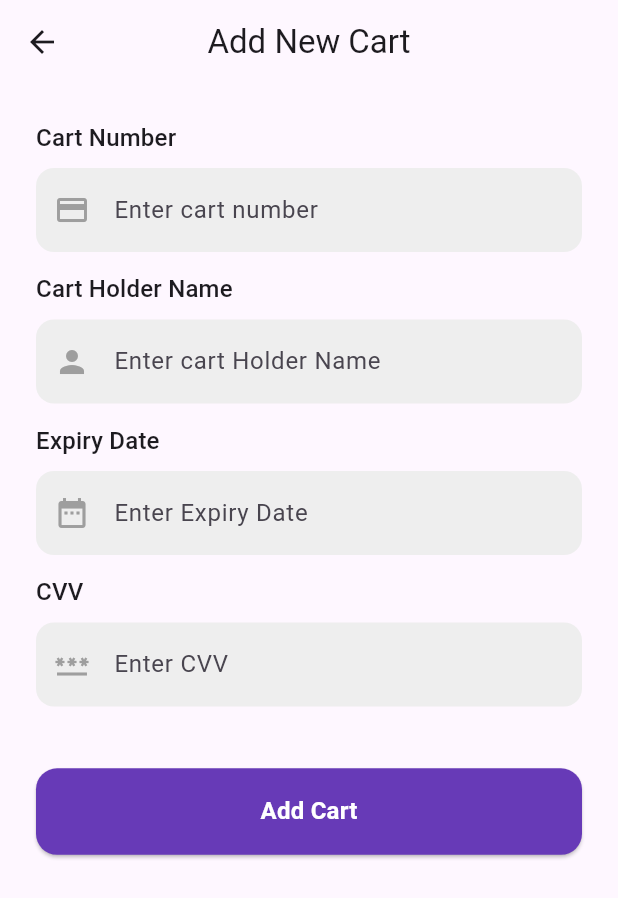
After one commit to lbarsidati22/shop_online, a Flutter app: the CheckoutPage screen opened by its route, after a tap on "Add Shopping Address", on a phone screen of 412 x 824 dp. The commit adds this screen. Shown: the top 898 px of the screen. Run offline on Flutter 3.47's test engine with Material 3 defaults, Android fonts, the phone set to English and light mode, and no system bars; our stand-ins replace cached_network_image, flutter_bloc, flutter_carousel_widget, flutter_dash, persistent_bottom_nav_bar; network calls fail.

Commit message:
payment mothod 20% done

```diff
--- /dev/null
+++ b/lib/models/payment_cart_model.dart
@@ -0,0 +1,17 @@
+class PaymentCartModel {
+  final String id;
+  final String cardNumber;
+  final String cardHolderName;
+  final String expiryDate;
+  final String cvv;
+
+  PaymentCartModel({
+    required this.id,
+    required this.cardNumber,
+    required this.cardHolderName,
+    required this.expiryDate,
+    required this.cvv,
+  });
+}
+
+List<PaymentCartModel> dummyPaymentCard = [];
--- a/lib/utils/app_colors.dart
+++ b/lib/utils/app_colors.dart
@@ -10,6 +10,7 @@ class AppColors {
   static const Color orangn = Colors.deepOrange;
   static const Color blue = Colors.blue;
   static const Color white = Colors.white;
+  static const Color red = Colors.red;
   static const Color black = Colors.black;
   static const Color yellow = Colors.yellow;
   static const Color amber = Colors.amber;
--- a/lib/utils/app_router.dart
+++ b/lib/utils/app_router.dart
@@ -1,7 +1,9 @@
 import 'package:flutter/material.dart';
 import 'package:flutter_bloc/flutter_bloc.dart';
 import 'package:shop_online/utils/app_routes.dart';
+import 'package:shop_online/view_models/add_new_card_cubit/add_new_card_cubit.dart';
 import 'package:shop_online/view_models/prudact_details_cubit/prudact_details_cubit.dart';
+import 'package:shop_online/views/pages/add_new_cart_page.dart';
 import 'package:shop_online/views/pages/checkout_page.dart';
 import 'package:shop_online/views/pages/custtom_bottom_navBar.dart';
 import 'package:shop_online/views/pages/prudact_details_page.dart';
@@ -17,6 +19,14 @@ class AppRouter {
       case AppRoutes.checkoutRour:
         return MaterialPageRoute(
           builder: (_) => CheckoutPage(),
+          settings: settings,
+        );
+      case AppRoutes.addNewCartRoute:
+        return MaterialPageRoute(
+          builder: (_) => BlocProvider(
+            create: (context) => AddNewCardCubit(),
+            child: AddNewCartPage(),
+          ),
           settings: settings,
         );
       case AppRoutes.prudactaDetailsRoute:
--- a/lib/utils/app_routes.dart
+++ b/lib/utils/app_routes.dart
@@ -2,4 +2,5 @@ class AppRoutes {
   static const String homeRoute = '/';
   static const String prudactaDetailsRoute = '/Prudact-details';
   static const String checkoutRour = '/checkout';
+  static const String addNewCartRoute = '/add-new-cart';
 }
--- /dev/null
+++ b/lib/view_models/add_new_card_cubit/add_new_card_cubit.dart
@@ -0,0 +1,30 @@
+import 'package:flutter_bloc/flutter_bloc.dart';
+import 'package:shop_online/models/add_to_cart_model.dart';
+import 'package:shop_online/models/payment_cart_model.dart';
+
+part 'add_new_card_state.dart';
+
+class AddNewCardCubit extends Cubit<AddNewCardState> {
+  AddNewCardCubit() : super(AddNewCardInitial());
+
+  void addNewCard(
+    String cardNumber,
+    String holderName,
+    String expiryDate,
+    String cvv,
+  ) {
+    emit(AddNewCardLeading());
+    final newCart = PaymentCartModel(
+      id: DateTime.now().toIso8601String(),
+      cardNumber: cardNumber,
+      cardHolderName: holderName,
+      expiryDate: expiryDate,
+      cvv: cvv,
+    );
+    //add new card logic
+    Future.delayed(Duration(seconds: 2), () {
+      dummyPaymentCard.add(newCart);
+      emit(AddNewCardLoaded());
+    });
+  }
+}
--- /dev/null
+++ b/lib/view_models/add_new_card_cubit/add_new_card_state.dart
@@ -0,0 +1,17 @@
+part of 'add_new_card_cubit.dart';
+
+sealed class AddNewCardState {}
+
+final class AddNewCardInitial extends AddNewCardState {}
+
+final class AddNewCardLeading extends AddNewCardState {}
+
+final class AddNewCardLoaded extends AddNewCardState {
+  //final List<PaymentCartModel> addNewCards;
+}
+
+final class AddNewCardError extends AddNewCardState {
+  final String message;
+
+  AddNewCardError({required this.message});
+}
--- a/lib/view_models/checkout_cubit/checkout_cubit.dart
+++ b/lib/view_models/checkout_cubit/checkout_cubit.dart
@@ -1,6 +1,7 @@
 import 'package:flutter/material.dart';
 import 'package:flutter_bloc/flutter_bloc.dart';
 import 'package:shop_online/models/add_to_cart_model.dart';
+import 'package:shop_online/models/payment_cart_model.dart';
 
 part 'checkout_state.dart';
 
@@ -19,7 +20,10 @@ class CheckoutCubit extends Cubit<CheckoutState> {
       0,
       (previuseValue, element) => previuseValue + element.quantity,
     );
+    final PaymentCartModel? chosenPaymentCards =
+        dummyPaymentCard.isNotEmpty ? dummyPaymentCard.first : null;
     emit(CheckoutLoaded(
+      chosenPaymentCards: chosenPaymentCards,
       cartItems: cartItems,
       totalAmount: subtotla + 10,
       numOfPrudacts: numOfPrudacts,
--- a/lib/view_models/checkout_cubit/checkout_state.dart
+++ b/lib/view_models/checkout_cubit/checkout_state.dart
@@ -18,8 +18,10 @@ final class CheckoutLoaded extends CheckoutState {
   final List<AddToCartModel> cartItems;
   final double totalAmount;
   final int numOfPrudacts;
+  final PaymentCartModel? chosenPaymentCards;
 
   CheckoutLoaded({
+    this.chosenPaymentCards,
     required this.cartItems,
     required this.totalAmount,
     required this.numOfPrudacts,
--- /dev/null
+++ b/lib/views/pages/add_new_cart_page.dart
@@ -0,0 +1,148 @@
+import 'package:flutter/material.dart';
+import 'package:flutter_bloc/flutter_bloc.dart';
+import 'package:shop_online/utils/app_colors.dart';
+import 'package:shop_online/view_models/add_new_card_cubit/add_new_card_cubit.dart';
+import 'package:shop_online/views/widgets/label_with_text_feild_new_cart.dart';
+
+class AddNewCartPage extends StatefulWidget {
+  const AddNewCartPage({super.key});
+
+  @override
+  State<AddNewCartPage> createState() => _AddNewCartPageState();
+}
+
+class _AddNewCartPageState extends State<AddNewCartPage> {
+  final TextEditingController _cartNumberController = TextEditingController();
+  final TextEditingController _cartHolderNameController =
+      TextEditingController();
+  final TextEditingController _expiryDataController = TextEditingController();
+  final TextEditingController _cvvController = TextEditingController();
+  final _formKey = GlobalKey<FormState>();
+  @override
+  Widget build(BuildContext context) {
+    final cubit = BlocProvider.of<AddNewCardCubit>(context);
+    final size = MediaQuery.of(context).size;
+    return Scaffold(
+      appBar: AppBar(
+        centerTitle: true,
+        title: Text('Add New Cart'),
+      ),
+      body: SafeArea(
+        child: Padding(
+          padding: const EdgeInsets.all(24),
+          child: Form(
+            key: _formKey,
+            child: SingleChildScrollView(
+              child: Column(
+                crossAxisAlignment: CrossAxisAlignment.start,
+                children: [
+                  LabelWithTextFeildNewCart(
+                    label: 'Cart Number',
+                    hintText: 'Enter cart number',
+                    icon: Icons.credit_card,
+                    controller: _cartNumberController,
+                  ),
+                  SizedBox(
+                    height: 13,
+                  ),
+                  LabelWithTextFeildNewCart(
+                    label: 'Cart Holder Name',
+                    hintText: 'Enter cart Holder Name',
+                    icon: Icons.person,
+                    controller: _cartHolderNameController,
+                  ),
+                  SizedBox(
+                    height: 13,
+                  ),
+                  LabelWithTextFeildNewCart(
+                    label: 'Expiry Date',
+                    hintText: 'Enter Expiry Date',
+                    icon: Icons.date_range,
+                    controller: _expiryDataController,
+                  ),
+                  SizedBox(
+                    height: 13,
+                  ),
+                  LabelWithTextFeildNewCart(
+                    label: 'CVV',
+                    hintText: 'Enter CVV',
+                    icon: Icons.password,
+                    controller: _cvvController,
+                  ),
+                  SizedBox(
+                    height: size.height * 0.05,
+                  ),
+                  SizedBox(
+                    width: double.infinity,
+                    height: size.height * 0.07,
+                    child: BlocConsumer<AddNewCardCubit, AddNewCardState>(
+                      listenWhen: (previous, current) =>
+                          current is AddNewCardLoaded ||
+                          current is AddNewCardError ||
+                          current is AddNewCardLeading,
+                      listener: (context, state) {
+                        if (state is AddNewCardLoaded) {
+                          Navigator.pop(context);
+                        } else if (state is AddNewCardError) {
+                          ScaffoldMessenger.of(context).showSnackBar(
+                              SnackBar(content: Text(state.message)));
+                        }
+                      },
+                      buildWhen: (previous, current) =>
+                          current is AddNewCardLoaded ||
+                          current is AddNewCardError,
+                      bloc: cubit,
+                      builder: (context, state) {
+                        if (state is AddNewCardLeading) {
+                          return ElevatedButton(
+                            style: ElevatedButton.styleFrom(
+                              backgroundColor: AppColors.prymaryColor,
+                              foregroundColor: AppColors.white,
+                              shape: RoundedRectangleBorder(
+                                borderRadius: BorderRadius.circular(14),
+                              ),
+                            ),
+                            onPressed: null,
+                            child: CircularProgressIndicator.adaptive(),
+                          );
+                        }
+                        return ElevatedButton(
+                          style: ElevatedButton.styleFrom(
+                            backgroundColor: AppColors.prymaryColor,
+                            shape: RoundedRectangleBorder(
+                              borderRadius: BorderRadius.circular(14),
+                            ),
+                          ),
+                          onPressed: () {
+                            if (_formKey.currentState!.validate()) {
+                              cubit.addNewCard(
+                                _cartNumberController.text,
+                                _cartHolderNameController.text,
+                                _expiryDataController.text,
+                                _cvvController.text,
+                              );
+                            }
+                          },
+                          child: Text(
+                            'Add Cart',
+                            style: Theme.of(context)
+                                .textTheme
+                                .titleMedium!
+                                .copyWith(
+                                  color: AppColors.white,
+                                  fontWeight: FontWeight.w600,
+                                ),
+                          ),
+                        );
+                      },
+                    ),
+                  ),
+                ],
+              ),
+            ),
+          ),
+        ),
+      ),
+    );
+  }
+}
--- a/lib/views/pages/checkout_page.dart
+++ b/lib/views/pages/checkout_page.dart
@@ -1,13 +1,27 @@
 import 'package:cached_network_image/cached_network_image.dart';
 import 'package:flutter/material.dart';
 import 'package:flutter_bloc/flutter_bloc.dart';
+import 'package:shop_online/models/payment_cart_model.dart';
 import 'package:shop_online/utils/app_colors.dart';
 import 'package:shop_online/view_models/checkout_cubit/checkout_cubit.dart';
 import 'package:shop_online/views/pages/empty_shopping_peyment.dart';
 import 'package:shop_online/views/widgets/checkout_headlins_item.dart';
+import 'package:shop_online/views/widgets/payment_method_item.dart';
 
 class CheckoutPage extends StatelessWidget {
   const CheckoutPage({super.key});
+  Widget buildPaymentMethod(PaymentCartModel? chosenCard) {
+    if (chosenCard != null) {
+      return PaymentMethodItem(
+        paymentCart: chosenCard,
+        onItemTap: () {},
+      );
+    } else {
+      return EmptyShoppingPeyment(
+        title: 'Add Payment Method',
+      );
+    }
+  }
 
   @override
   Widget build(BuildContext context) {
@@ -41,6 +55,7 @@ class CheckoutPage extends StatelessWidget {
                 );
               } else if (state is CheckoutLoaded) {
                 final cartItems = state.cartItems;
+                final chosenPaymentCards = state.chosenPaymentCards;
                 return SafeArea(
                   child: SingleChildScrollView(
                     child: Padding(
@@ -150,9 +165,7 @@ class CheckoutPage extends StatelessWidget {
                             title: 'Payment Method',
                           ),
                           SizedBox(height: 14),
-                          EmptyShoppingPeyment(
-                            title: 'Add Payment Method',
-                          ),
+                          buildPaymentMethod(chosenPaymentCards),
                           SizedBox(height: 14),
                           Divider(
                             color: AppColors.grey,
--- a/lib/views/pages/empty_shopping_peyment.dart
+++ b/lib/views/pages/empty_shopping_peyment.dart
@@ -1,5 +1,8 @@
 import 'package:flutter/material.dart';
+import 'package:flutter_bloc/flutter_bloc.dart';
 import 'package:shop_online/utils/app_colors.dart';
+import 'package:shop_online/utils/app_routes.dart';
+import 'package:shop_online/view_models/checkout_cubit/checkout_cubit.dart';
 
 class EmptyShoppingPeyment extends StatelessWidget {
   final String title;
@@ -7,7 +10,14 @@ class EmptyShoppingPeyment extends StatelessWidget {
 
   @override
   Widget build(BuildContext context) {
-    return Container(
+    final checkouCubit = BlocProvider.of<CheckoutCubit>(context);
+    return InkWell(
+      onTap: () {
+        Navigator.of(context, rootNavigator: true)
+            .pushNamed(AppRoutes.addNewCartRoute)
+            .then((value) => checkouCubit.getCartItems());
+      },
+      child: Container(
         width: double.infinity,
         decoration: BoxDecoration(
           color: AppColors.grey2,
@@ -25,6 +35,7 @@ class EmptyShoppingPeyment extends StatelessWidget {
             ],
           ),
         ),
+      ),
     );
   }
 }
--- /dev/null
+++ b/lib/views/widgets/label_with_text_feild_new_cart.dart
@@ -0,0 +1,60 @@
+import 'package:flutter/material.dart';
+
+import 'package:shop_online/utils/app_colors.dart';
+
+class LabelWithTextFeildNewCart extends StatefulWidget {
+  final String label;
+  final String hintText;
+  final IconData icon;
+  final TextEditingController controller;
+  const LabelWithTextFeildNewCart({
+    super.key,
+    required this.label,
+    required this.hintText,
+    required this.icon,
+    required this.controller,
+  });
+
+  @override
+  State<LabelWithTextFeildNewCart> createState() =>
+      _LabelWithTextFeildNewCartState();
+}
+
+class _LabelWithTextFeildNewCartState extends State<LabelWithTextFeildNewCart> {
+  @override
+  Widget build(BuildContext context) {
+    return Column(
+      crossAxisAlignment: CrossAxisAlignment.start,
+      children: [
+        Text(
+          widget.label,
+          style: Theme.of(context).textTheme.titleMedium,
+        ),
+        SizedBox(height: 8),
+        TextFormField(
+          validator: (value) => value == null || value.isEmpty
+              ? '${widget.label} Cannot Be Empty'
+              : null,
+          controller: widget.controller,
+          decoration: InputDecoration(
+            prefixIcon: Icon(
+              widget.icon,
+              color: AppColors.grey,
+            ),
+            hintText: widget.hintText,
+            fillColor: AppColors.grey2,
+            errorBorder: OutlineInputBorder(
+              borderRadius: BorderRadius.circular(12),
+              borderSide: BorderSide(color: AppColors.red),
+            ),
+            filled: true,
+            border: OutlineInputBorder(
+              borderRadius: BorderRadius.circular(12),
+              borderSide: BorderSide.none,
+            ),
+          ),
+        ),
+      ],
+    );
+  }
+}
--- /dev/null
+++ b/lib/views/widgets/payment_method_item.dart
@@ -0,0 +1,41 @@
+import 'package:cached_network_image/cached_network_image.dart';
+import 'package:flutter/material.dart';
+import 'package:shop_online/models/payment_cart_model.dart';
+import 'package:shop_online/utils/app_colors.dart';
+
+class PaymentMethodItem extends StatelessWidget {
+  final PaymentCartModel paymentCart;
+  final VoidCallback onItemTap;
+  const PaymentMethodItem(
+      {super.key, required this.paymentCart, required this.onItemTap});
+
+  @override
+  Widget build(BuildContext context) {
+    return InkWell(
+      onTap: onItemTap,
+      child: DecoratedBox(
+        decoration: BoxDecoration(
+          borderRadius: BorderRadius.circular(16),
+          color: AppColors.white,
+          border: Border.all(
+            color: AppColors.grey,
+          ),
+        ),
+        child: ListTile(
+          leading: CachedNetworkImage(
+            height: 50,
+            width: 50,
+            fit: BoxFit.contain,
+            imageUrl:
+                'https://upload.wikimedia.org/wikipedia/commons/thumb/a/a4/Mastercard_2019_logo.svg/1200px-Mastercard_2019_logo.svg.png',
+          ),
+          title: Text('MACTER CARD'),
+          subtitle: Text(paymentCart.cardNumber),
+          trailing: Icon(
+            Icons.chevron_right_sharp,
+          ),
+        ),
+      ),
+    );
+  }
+}
```
Lines whose indentation alone changed are shown as unchanged.
